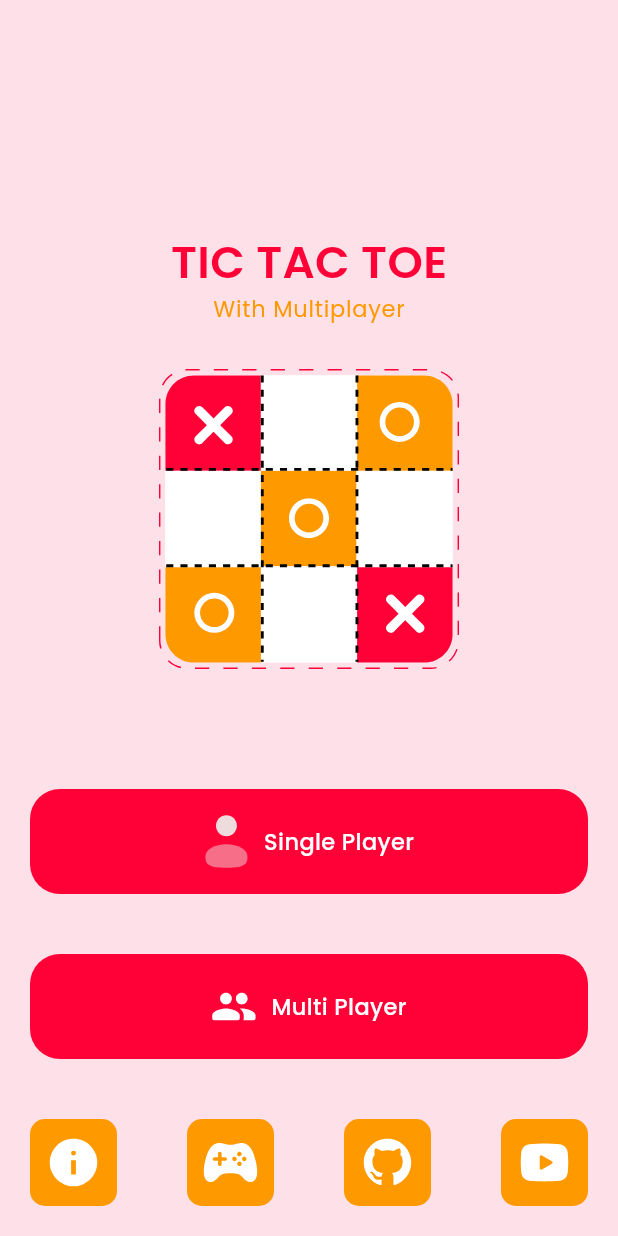
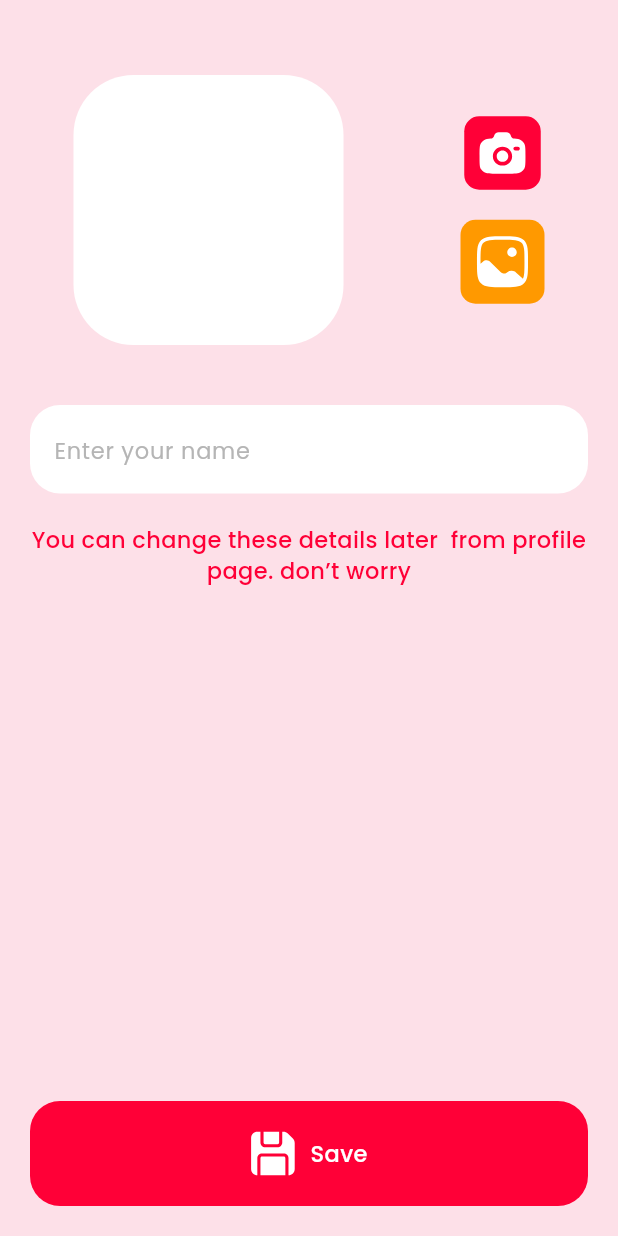
Before and after one commit to raj121276thakre/Tic-Tac-Toe-Flutter, a Flutter app: the screen it shows after launch, on a phone screen of 412 x 824 dp. Run offline on Flutter 3.47's test engine with Material 3 defaults, Android fonts, the phone set to English and light mode, and no system bars; our stand-ins replace concentric_transition, dotted_border, flutter_svg, get.

Commit message:
10. UpdateProfile design done.

```diff
--- /dev/null
+++ b/lib/Pages/UpdateProfile/UpdateProfile.dart
@@ -0,0 +1,95 @@
+import 'package:flutter/material.dart';
+import 'package:flutter_svg/svg.dart';
+import 'package:tik_tac_toe_multiplayer/Components/PrimaryButtonWithIcon.dart';
+import 'package:tik_tac_toe_multiplayer/Configs/AssetsPath.dart';
+
+class UpdateProfile extends StatelessWidget {
+  const UpdateProfile({super.key});
+
+  @override
+  Widget build(BuildContext context) {
+    return Scaffold(
+      body: Padding(
+        padding: const EdgeInsets.all(20),
+        child: SafeArea(
+          child: Column(
+            mainAxisAlignment: MainAxisAlignment.spaceBetween,
+            children: [
+
+              Column(
+                children: [
+                  SizedBox(
+                    height: 30,
+                  ),
+                  Row(
+                    mainAxisAlignment: MainAxisAlignment.spaceEvenly,
+                    children: [
+                      Container(
+                        width: 180,
+                        height: 180,
+                        decoration: BoxDecoration(
+                          color: Colors.white,
+                          borderRadius: BorderRadius.circular(40),
+                        ),
+                      ),
+                      SizedBox(
+                        width: 20,
+                      ),
+                      Column(
+                        children: [
+                          InkWell(
+                            onTap: () {},
+                            child: Container(
+                              padding: EdgeInsets.all(10),
+                              decoration: BoxDecoration(
+                                  color: Theme.of(context).colorScheme.primary,
+                                  borderRadius: BorderRadius.circular(10)),
+                              child: SvgPicture.asset(IconsPath.cameraIcon),
+                            ),
+                          ),
+                          SizedBox(
+                            height: 20,
+                          ),
+                          InkWell(
+                            onTap: () {},
+                            child: Container(
+                              padding: EdgeInsets.all(10),
+                              decoration: BoxDecoration(
+                                  color:
+                                      Theme.of(context).colorScheme.secondary,
+                                  borderRadius: BorderRadius.circular(10)),
+                              child: SvgPicture.asset(IconsPath.galleryIcon),
+                            ),
+                          ),
+                        ],
+                      )
+                    ],
+                  ),
+                  SizedBox(
+                    height: 40,
+                  ),
+                  TextFormField(
+                    decoration: InputDecoration(hintText: "Enter your name"),
+                  ),
+                  SizedBox(
+                    height: 20,
+                  ),
+                  Text(
+                    "You can change these details later  from profile page. don’t worry",
+                    textAlign: TextAlign.center,
+                    style: Theme.of(context).textTheme.bodyMedium?.copyWith(
+                        color: Theme.of(context).colorScheme.primary),
+                  ),
+                ],
+              ),
+              PrimaryButtonWithIcon(
+                  buttonText: "Save",
+                  onTap: () {},
+                  iconPath: IconsPath.saveIcon),
+            ],
+          ),
+        ),
+      ),
+    );
+  }
+}
--- a/lib/main.dart
+++ b/lib/main.dart
@@ -4,6 +4,7 @@ import 'package:tik_tac_toe_multiplayer/Configs/PageRoute.dart';
 import 'package:tik_tac_toe_multiplayer/Configs/Theme.dart';
 import 'package:tik_tac_toe_multiplayer/Pages/HomePage/HomePage.dart';
 import 'package:tik_tac_toe_multiplayer/Pages/SplashPage/SplashPage.dart';
+import 'package:tik_tac_toe_multiplayer/Pages/UpdateProfile/UpdateProfile.dart';
 
 void main() {
   runApp(const MyApp());
@@ -20,7 +21,7 @@ class MyApp extends StatelessWidget {
         debugShowCheckedModeBanner: false,
         title: 'Tik Tac Toe MultiPlayer',
         theme: lightTheme,
-        home: const HomePage(),
+        home: const UpdateProfile(),
         //home: const SplashPage()
         //home: const RoomPage()
         );
```
